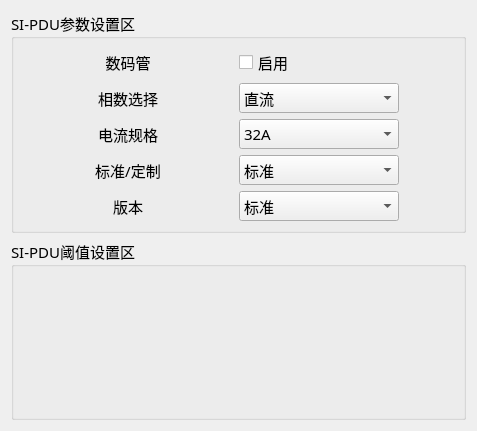
First picture: the form in PDU-MonitorDebug/setting/set_siwid.ui, repository ChinaClever/PDU-MonitorDebug, before the edit.
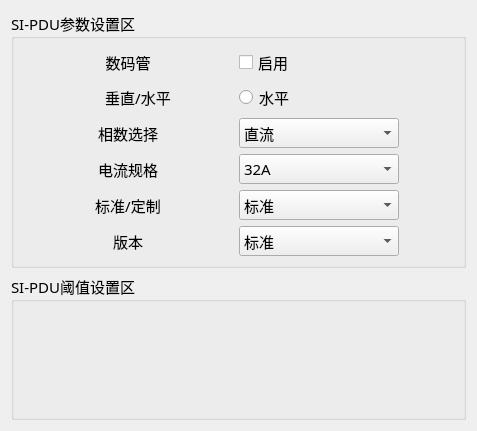
Second picture: the form after the edit.

Commit message: si ,bm切换水平

What changed in the file:
```diff
--- a/PDU-MonitorDebug/setting/set_siwid.ui
+++ b/PDU-MonitorDebug/setting/set_siwid.ui
@@ -26,30 +26,7 @@
       <string>SI-PDU参数设置区</string>
      </property>
      <layout class="QGridLayout" name="gridLayout">
-      <item row="0" column="0">
-       <widget class="QLabel" name="label_10">
-        <property name="maximumSize">
-         <size>
-          <width>100</width>
-          <height>16777215</height>
-         </size>
-        </property>
-        <property name="text">
-         <string>数码管</string>
-        </property>
-        <property name="alignment">
-         <set>Qt::AlignCenter</set>
-        </property>
-       </widget>
-      </item>
-      <item row="0" column="1">
-       <widget class="QCheckBox" name="ledCheck">
-        <property name="text">
-         <string>启用</string>
-        </property>
-       </widget>
-      </item>
-      <item row="1" column="0">
+      <item row="2" column="0">
        <widget class="QLabel" name="label_7">
         <property name="maximumSize">
          <size>
@@ -65,7 +42,23 @@
         </property>
        </widget>
       </item>
-      <item row="1" column="1">
+      <item row="3" column="0">
+       <widget class="QLabel" name="label_9">
+        <property name="maximumSize">
+         <size>
+          <width>100</width>
+          <height>16777215</height>
+         </size>
+        </property>
+        <property name="text">
+         <string>电流规格</string>
+        </property>
+        <property name="alignment">
+         <set>Qt::AlignCenter</set>
+        </property>
+       </widget>
+      </item>
+      <item row="2" column="1">
        <widget class="QComboBox" name="lineBox">
         <property name="minimumSize">
          <size>
@@ -101,49 +94,14 @@
         </item>
        </widget>
       </item>
-      <item row="2" column="0">
-       <widget class="QLabel" name="label_9">
-        <property name="maximumSize">
-         <size>
-          <width>100</width>
-          <height>16777215</height>
-         </size>
-        </property>
+      <item row="0" column="1">
+       <widget class="QCheckBox" name="ledCheck">
         <property name="text">
-         <string>电流规格</string>
+         <string>启用</string>
         </property>
-        <property name="alignment">
-         <set>Qt::AlignCenter</set>
-        </property>
        </widget>
       </item>
-      <item row="2" column="1">
-       <widget class="QComboBox" name="curBox">
-        <property name="minimumSize">
-         <size>
-          <width>120</width>
-          <height>30</height>
-         </size>
-        </property>
-        <property name="maximumSize">
-         <size>
-          <width>160</width>
-          <height>16777215</height>
-         </size>
-        </property>
-        <item>
-         <property name="text">
-          <string>32A</string>
-         </property>
-        </item>
-        <item>
-         <property name="text">
-          <string>63A</string>
-         </property>
-        </item>
-       </widget>
-      </item>
-      <item row="3" column="0">
+      <item row="4" column="0">
        <widget class="QLabel" name="label_8">
         <property name="maximumSize">
          <size>
@@ -160,6 +118,32 @@
        </widget>
       </item>
       <item row="3" column="1">
+       <widget class="QComboBox" name="curBox">
+        <property name="minimumSize">
+         <size>
+          <width>120</width>
+          <height>30</height>
+         </size>
+        </property>
+        <property name="maximumSize">
+         <size>
+          <width>160</width>
+          <height>16777215</height>
+         </size>
+        </property>
+        <item>
+         <property name="text">
+          <string>32A</string>
+         </property>
+        </item>
+        <item>
+         <property name="text">
+          <string>63A</string>
+         </property>
+        </item>
+       </widget>
+      </item>
+      <item row="4" column="1">
        <widget class="QComboBox" name="sBox">
         <property name="minimumSize">
          <size>
@@ -185,23 +169,7 @@
         </item>
        </widget>
       </item>
-      <item row="4" column="0">
-       <widget class="QLabel" name="label_11">
-        <property name="maximumSize">
-         <size>
-          <width>100</width>
-          <height>16777215</height>
-         </size>
-        </property>
-        <property name="text">
-         <string>版本</string>
-        </property>
-        <property name="alignment">
-         <set>Qt::AlignCenter</set>
-        </property>
-       </widget>
-      </item>
-      <item row="4" column="1">
+      <item row="5" column="1">
        <widget class="QComboBox" name="sVer">
         <property name="minimumSize">
          <size>
@@ -242,6 +210,52 @@
         </item>
        </widget>
       </item>
+      <item row="0" column="0">
+       <widget class="QLabel" name="label_10">
+        <property name="maximumSize">
+         <size>
+          <width>100</width>
+          <height>16777215</height>
+         </size>
+        </property>
+        <property name="text">
+         <string>数码管</string>
+        </property>
+        <property name="alignment">
+         <set>Qt::AlignCenter</set>
+        </property>
+       </widget>
+      </item>
+      <item row="5" column="0">
+       <widget class="QLabel" name="label_11">
+        <property name="maximumSize">
+         <size>
+          <width>100</width>
+          <height>16777215</height>
+         </size>
+        </property>
+        <property name="text">
+         <string>版本</string>
+        </property>
+        <property name="alignment">
+         <set>Qt::AlignCenter</set>
+        </property>
+       </widget>
+      </item>
+      <item row="1" column="0">
+       <widget class="QLabel" name="label">
+        <property name="text">
+         <string>       垂直/水平</string>
+        </property>
+       </widget>
+      </item>
+      <item row="1" column="1">
+       <widget class="QRadioButton" name="HorizontalCheck">
+        <property name="text">
+         <string>水平</string>
+        </property>
+       </widget>
+      </item>
      </layout>
     </widget>
    </item>
```
The commit also changes 6 other files.
